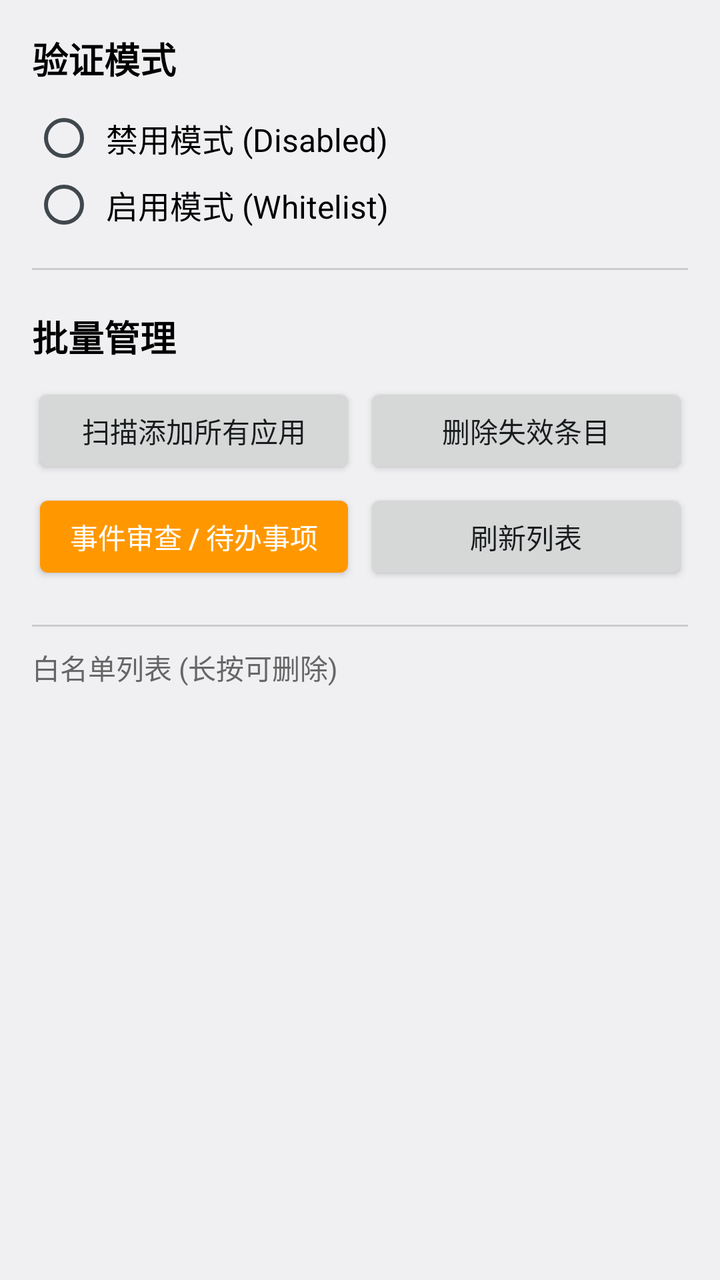
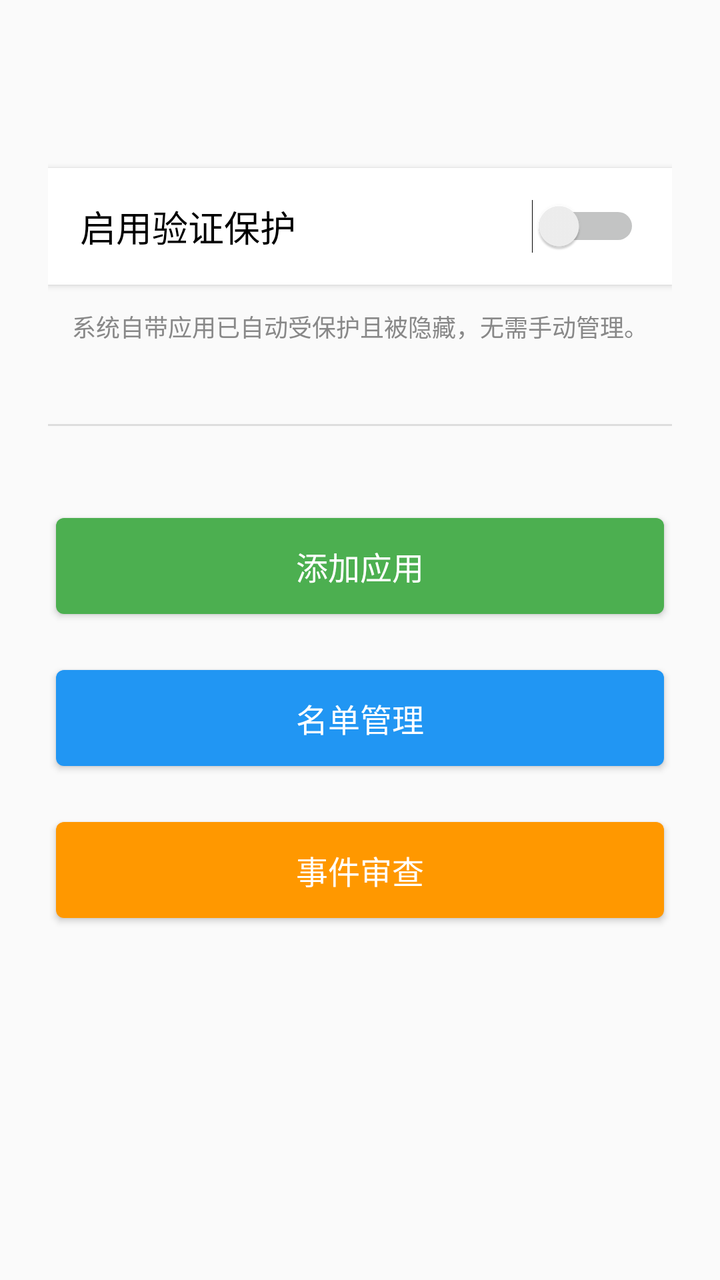

Screens rendered from an Android XML layout before and after an edit, with the pre-edit source and the edit as a unified diff.
<!-- AndroidManifest.xml: application theme android:Theme.DeviceDefault.Light -->
<!-- res/layout/activity_main.xml -->
<?xml version="1.0" encoding="utf-8"?>
<LinearLayout xmlns:android="http://schemas.android.com/apk/res/android"
    android:layout_width="match_parent"
    android:layout_height="match_parent"
    android:orientation="vertical"
    android:padding="16dp">

    <TextView
        android:layout_width="wrap_content"
        android:layout_height="wrap_content"
        android:text="@string/mode_title"
        android:textSize="18sp"
        android:textStyle="bold"
        android:textColor="#000000"/>

    <RadioGroup
        android:id="@+id/radioGroupMode"
        android:layout_width="match_parent"
        android:layout_height="wrap_content"
        android:orientation="vertical"
        android:layout_marginTop="10dp"
        android:layout_marginBottom="15dp">

        <RadioButton
            android:id="@+id/rbDisabled"
            android:layout_width="match_parent"
            android:layout_height="wrap_content"
            android:text="@string/mode_disabled"
            android:textSize="16sp"
            android:padding="5dp"/>

        <RadioButton
            android:id="@+id/rbWhitelist"
            android:layout_width="match_parent"
            android:layout_height="wrap_content"
            android:text="@string/mode_whitelist"
            android:textSize="16sp"
            android:padding="5dp"/>
    </RadioGroup>

    <View
        android:layout_width="match_parent"
        android:layout_height="1dp"
        android:background="#CCCCCC"
        android:layout_marginBottom="20dp"/>

    <TextView
        android:layout_width="wrap_content"
        android:layout_height="wrap_content"
        android:text="@string/tools_title"
        android:textSize="18sp"
        android:textStyle="bold"
        android:textColor="#000000"/>

    <LinearLayout
        android:layout_width="match_parent"
        android:layout_height="wrap_content"
        android:orientation="vertical"
        android:layout_marginTop="10dp"
        android:layout_marginBottom="20dp">

        <LinearLayout
            android:layout_width="match_parent"
            android:layout_height="wrap_content"
            android:orientation="horizontal">
            
            <Button
                android:id="@+id/btnImportAll"
                android:layout_width="0dp"
                android:layout_height="wrap_content"
                android:layout_weight="1"
                android:text="@string/btn_import_all"
                android:layout_marginEnd="2dp"/>

            <Button
                android:id="@+id/btnCleanInvalid"
                android:layout_width="0dp"
                android:layout_height="wrap_content"
                android:layout_weight="1"
                android:text="@string/btn_clean_invalid"
                android:layout_marginStart="2dp"/>
        </LinearLayout>

        <LinearLayout
            android:layout_width="match_parent"
            android:layout_height="wrap_content"
            android:orientation="horizontal"
            android:layout_marginTop="5dp">

            <Button
                android:id="@+id/btnReview"
                android:layout_width="0dp"
                android:layout_height="wrap_content"
                android:layout_weight="1"
                android:text="事件审查 / 待办事项"
                android:backgroundTint="#FF9800"
                android:textColor="#FFF"
                android:layout_marginEnd="2dp"/>

            <Button
                android:id="@+id/btnRefresh"
                android:layout_width="0dp"
                android:layout_height="wrap_content"
                android:layout_weight="1"
                android:text="@string/btn_refresh"
                android:layout_marginStart="2dp"/>
        </LinearLayout>
    </LinearLayout>

    <View
        android:layout_width="match_parent"
        android:layout_height="1dp"
        android:background="#CCCCCC"
        android:layout_marginBottom="10dp"/>

    <TextView
        android:layout_width="wrap_content"
        android:layout_height="wrap_content"
        android:text="@string/whitelist_title"
        android:textSize="14sp"
        android:textColor="#666666"
        android:layout_marginBottom="5dp"/>

    <ListView
        android:id="@+id/listViewApps"
        android:layout_width="match_parent"
        android:layout_height="match_parent"/>

</LinearLayout>
<!-- resources referenced by this layout -->
<resources>
  <string name="btn_clean_invalid">删除失效条目</string>
  <string name="btn_import_all">扫描添加所有应用</string>
  <string name="btn_refresh">刷新列表</string>
  <string name="mode_disabled">禁用模式 (Disabled)</string>
  <string name="mode_title">验证模式</string>
  <string name="mode_whitelist">启用模式 (Whitelist)</string>
  <string name="tools_title">批量管理</string>
  <string name="whitelist_title">白名单列表 (长按可删除)</string>
</resources>

<!-- the commit's change to res/layout/activity_main.xml (unified diff, before → after) -->
@@ -3,127 +3,64 @@
     android:layout_width="match_parent"
     android:layout_height="match_parent"
     android:orientation="vertical"
-    android:padding="16dp">
+    android:padding="24dp"
+    android:gravity="center_horizontal"
+    android:background="#FAFAFA">
+
+    <Switch
+        android:id="@+id/switchProtection"
+        android:layout_width="match_parent"
+        android:layout_height="wrap_content"
+        android:text="启用验证保护"
+        android:textSize="18sp"
+        android:layout_marginTop="60dp"
+        android:padding="16dp"
+        android:background="#FFFFFF"
+        android:elevation="2dp"/>
 
     <TextView
-        android:layout_width="wrap_content"
-        android:layout_height="wrap_content"
-        android:text="@string/mode_title"
-        android:textSize="18sp"
-        android:textStyle="bold"
-        android:textColor="#000000"/>
-
-    <RadioGroup
-        android:id="@+id/radioGroupMode"
         android:layout_width="match_parent"
         android:layout_height="wrap_content"
-        android:orientation="vertical"
-        android:layout_marginTop="10dp"
-        android:layout_marginBottom="15dp">
-
-        <RadioButton
-            android:id="@+id/rbDisabled"
-            android:layout_width="match_parent"
-            android:layout_height="wrap_content"
-            android:text="@string/mode_disabled"
-            android:textSize="16sp"
-            android:padding="5dp"/>
-
-        <RadioButton
-            android:id="@+id/rbWhitelist"
-            android:layout_width="match_parent"
-            android:layout_height="wrap_content"
-            android:text="@string/mode_whitelist"
-            android:textSize="16sp"
-            android:padding="5dp"/>
-    </RadioGroup>
+        android:text="@string/desc_dashboard"
+        android:textColor="#888888"
+        android:textSize="12sp"
+        android:gravity="center"
+        android:layout_marginTop="12dp"/>
 
     <View
         android:layout_width="match_parent"
         android:layout_height="1dp"
-        android:background="#CCCCCC"
-        android:layout_marginBottom="20dp"/>
+        android:background="#DDDDDD"
+        android:layout_marginTop="40dp"
+        android:layout_marginBottom="40dp"/>
 
-    <TextView
-        android:layout_width="wrap_content"
-        android:layout_height="wrap_content"
-        android:text="@string/tools_title"
-        android:textSize="18sp"
-        android:textStyle="bold"
-        android:textColor="#000000"/>
+    <Button
+        android:id="@+id/btnScanAdd"
+        android:layout_width="match_parent"
+        android:layout_height="60dp"
+        android:text="@string/btn_scan_add"
+        android:backgroundTint="#4CAF50"
+        android:textColor="#FFFFFF"
+        android:textSize="16sp"
+        android:layout_marginBottom="16dp"/>
 
-    <LinearLayout
+    <Button
+        android:id="@+id/btnManageWhitelist"
         android:layout_width="match_parent"
-        android:layout_height="wrap_content"
-        android:orientation="vertical"
-        android:layout_marginTop="10dp"
-        android:layout_marginBottom="20dp">
+        android:layout_height="60dp"
+        android:text="@string/btn_manage_whitelist"
+        android:backgroundTint="#2196F3"
+        android:textColor="#FFFFFF"
+        android:textSize="16sp"
+        android:layout_marginBottom="16dp"/>
 
-        <LinearLayout
-            android:layout_width="match_parent"
-            android:layout_height="wrap_content"
-            android:orientation="horizontal">
-            
-            <Button
-                android:id="@+id/btnImportAll"
-                android:layout_width="0dp"
-                android:layout_height="wrap_content"
-                android:layout_weight="1"
-                android:text="@string/btn_import_all"
-                android:layout_marginEnd="2dp"/>
-
-            <Button
-                android:id="@+id/btnCleanInvalid"
-                android:layout_width="0dp"
-                android:layout_height="wrap_content"
-                android:layout_weight="1"
-                android:text="@string/btn_clean_invalid"
-                android:layout_marginStart="2dp"/>
-        </LinearLayout>
-
-        <LinearLayout
-            android:layout_width="match_parent"
-            android:layout_height="wrap_content"
-            android:orientation="horizontal"
-            android:layout_marginTop="5dp">
-
-            <Button
-                android:id="@+id/btnReview"
-                android:layout_width="0dp"
-                android:layout_height="wrap_content"
-                android:layout_weight="1"
-                android:text="事件审查 / 待办事项"
-                android:backgroundTint="#FF9800"
-                android:textColor="#FFF"
-                android:layout_marginEnd="2dp"/>
-
-            <Button
-                android:id="@+id/btnRefresh"
-                android:layout_width="0dp"
-                android:layout_height="wrap_content"
-                android:layout_weight="1"
-                android:text="@string/btn_refresh"
-                android:layout_marginStart="2dp"/>
-        </LinearLayout>
-    </LinearLayout>
-
-    <View
+    <Button
+        android:id="@+id/btnReview"
         android:layout_width="match_parent"
-        android:layout_height="1dp"
-        android:background="#CCCCCC"
-        android:layout_marginBottom="10dp"/>
-
-    <TextView
-        android:layout_width="wrap_content"
-        android:layout_height="wrap_content"
-        android:text="@string/whitelist_title"
-        android:textSize="14sp"
-        android:textColor="#666666"
-        android:layout_marginBottom="5dp"/>
-
-    <ListView
-        android:id="@+id/listViewApps"
-        android:layout_width="match_parent"
-        android:layout_height="match_parent"/>
+        android:layout_height="60dp"
+        android:text="@string/btn_review_events"
+        android:backgroundTint="#FF9800"
+        android:textColor="#FFFFFF"
+        android:textSize="16sp"/>
 
 </LinearLayout>
<!-- resource entries referenced after the edit -->
@@ -1,12 +1,8 @@
 <!-- resources referenced by this layout -->
 <resources>
-  <string name="btn_clean_invalid">删除失效条目</string>
-  <string name="btn_import_all">扫描添加所有应用</string>
-  <string name="btn_refresh">刷新列表</string>
-  <string name="mode_disabled">禁用模式 (Disabled)</string>
-  <string name="mode_title">验证模式</string>
-  <string name="mode_whitelist">启用模式 (Whitelist)</string>
-  <string name="tools_title">批量管理</string>
-  <string name="whitelist_title">白名单列表 (长按可删除)</string>
+  <string name="btn_manage_whitelist">名单管理</string>
+  <string name="btn_review_events">事件审查</string>
+  <string name="btn_scan_add">添加应用</string>
+  <string name="desc_dashboard">系统自带应用已自动受保护且被隐藏，无需手动管理。</string>
 </resources>
 
